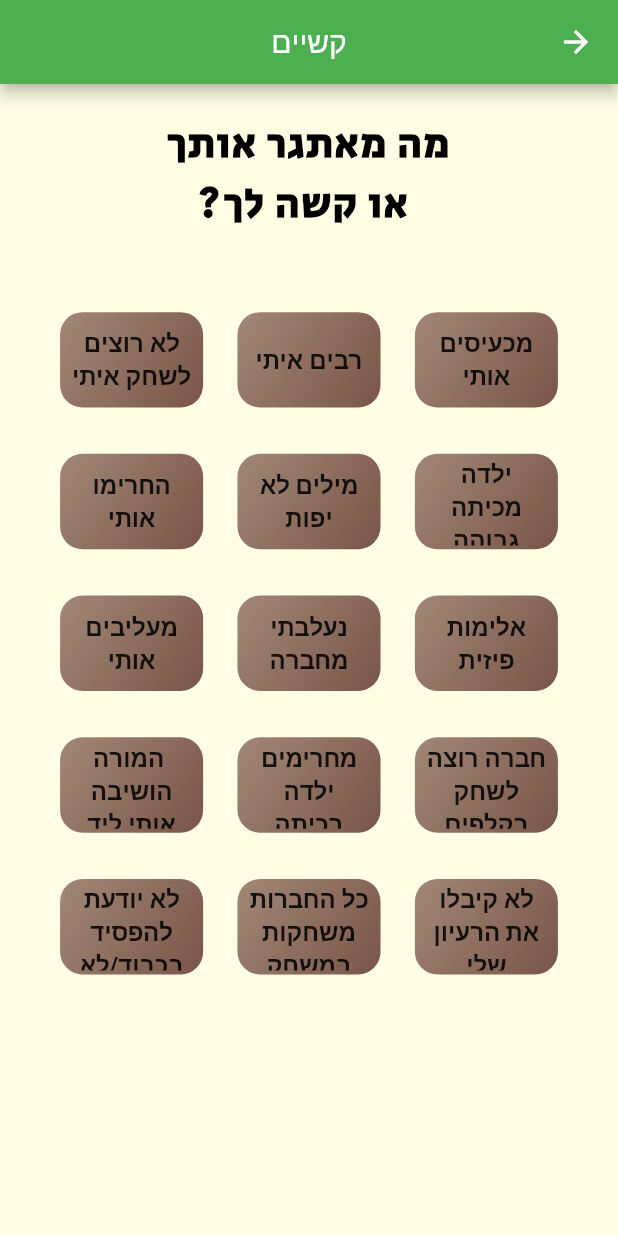
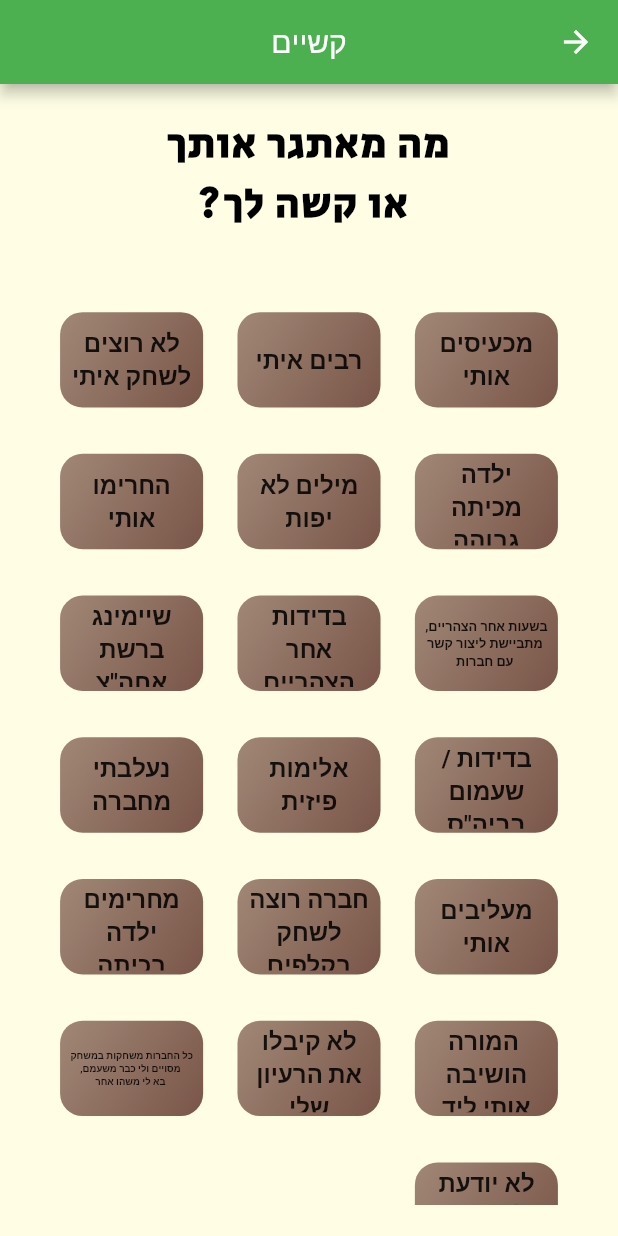
Before and after one commit to david-tipo/social_support, a Flutter app: the MainProblemsScreen screen opened by its route, on a phone screen of 412 x 824 dp. Run offline on Flutter 3.47's test engine with Material 2 defaults, Android fonts, the phone set to English and light mode, and no system bars; our stand-ins replace bordered_text, flutter_screenutil.

Commit message:
fixed long text on tips

```diff
--- a/lib/dummy_data.dart
+++ b/lib/dummy_data.dart
@@ -35,13 +35,24 @@ class DUMMY_DATA {
 
   }
 
-  // TODO: finish this method
+  /// Gets a String and returns the String with automatic
+  /// line increment \n when needed
   static String addLines(String text){
-    if (text.length < 40)
-      return text;
-    for (word in text) {
+
+    var sliptedStr = text.split(' ');
+    String newStr = "";
+    int currentRowCount = 0;
+
+    for (int i = 0; i < sliptedStr.length; i++){
+      currentRowCount += sliptedStr[i].length;
+      newStr += sliptedStr[i];
+      if (currentRowCount >= 15){
+        newStr += "\n";
+        currentRowCount = 0;
+      }
+      newStr += " ";
     }
-
+    return newStr.trim();
   }
 
 }
--- a/lib/providers/main_problems.dart
+++ b/lib/providers/main_problems.dart
@@ -44,6 +44,32 @@ class MainProblems with ChangeNotifier {
       MainTip(id: randomID.v4(), text: "לדבר ולשתף",),
     ],
     ),
+    MainProblem(id: randomID.v4(), text: "בשעות אחר הצהריים, מתביישת ליצור קשר עם חברות", tips: [
+      MainTip(id: randomID.v4(), text: "לחפש את החברה הכי עדינה בכיתה, שאת פחות מתביישת ליצור איתה קשר, ולשוחח איתה בטלפון",),
+      MainTip(id: randomID.v4(), text: "לחפש את החברה הכי עדינה בכיתה, שאת פחות מתביישת ליצור איתה קשר, ולהזמין אותה אלייך הביתה לשעה אחת בלבד",),
+      MainTip(id: randomID.v4(), text: "להצטרף לקבוצות נוער. לאט לאט תכירי חברות",),
+    ],
+    ),
+    MainProblem(id: randomID.v4(), text: "בדידות אחר הצהריים", tips: [
+      MainTip(id: randomID.v4(), text: "לברר מראש איזה משחקים אוהבים לשחק בכיתה ואז להזמין חברה בודדה אחרת ולשחק איתה במשחקים הללו",),
+      MainTip(id: randomID.v4(), text: "להזמין חברה או שתיים ולתכנן מראש את המפגש. לדוגמה – המפגש יהיה קצר! לא יותר משעה! משעה 5:00-5:30 משחקים במשחק/ים אהוב/ים. משעה 5:30-5:40 מכינים ביחד משקה/מאכל טעים ומתפנקים. משעה 5:40-6:00 משחקים משחק נוסף. אפשר גם לשלב במקום משחק – לאפות יחד/לבשל ביחד. בנים – לבנות משהו בנגרות.. חשוב שהמפגש יהיה מתוכנן מראש וכל הציוד יהיה מוכן",),
+      MainTip(id: randomID.v4(), text: "להשתתף בתנועת נוער. שם תכירי חברות רבות ותפיגי את הבדידות",),
+    ],
+    ),
+    MainProblem(id: randomID.v4(), text: "שיימינג ברשת אחה\"צ", tips: [
+      MainTip(id: randomID.v4(), text: "לשתף מורים/מורה/מחנך/מנהל/יועצת",),
+      MainTip(id: randomID.v4(), text: "להציע למורה לפתח בכיתה 'סיירת חברות' הסיירת תהיה שותפה לקבוצות הוואטסאפ הכיתתית ותהיה אחראית לסייע ביצירת קשרים חברתיים ובגישור",),
+      MainTip(id: randomID.v4(), text: "לצאת מהקבוצה!",),
+      MainTip(id: randomID.v4(), text: "4. תמיד תזכירי לעצמך שאת מהממת! יש לך תכונות נפלאות וכוחות מיוחדים ואף אחד לא יוריד לך את הביטחון!",),
+    ],
+    ),
+    MainProblem(id: randomID.v4(), text: "בדידות / שעמום בביה\"ס", tips: [
+      MainTip(id: randomID.v4(), text: "להכין דוכן משחקים שיתאים דווקא לשכבת הגיל שלך ולהפעיל אותו בהפסקות",),
+      MainTip(id: randomID.v4(), text: "להכין דוכן משחקים שיתאים לכיתות הנמוכות ולהפעיל את הבנות",),
+      MainTip(id: randomID.v4(), text: "להציע לחברות בודדות מהכיתה לסייע לך להפעיל את הדוכן. *אפשר שיהיה כרטיסיות לבנות שמשתתפות בדוכן וכל מי שמסיימת את הניקובים בכרטיס תקבל פרס.",),
+
+    ],
+    ),
     MainProblem(id: randomID.v4(), text: "אלימות פיזית", tips: [
       MainTip(id: randomID.v4(), text: "להתרחק מהמקום",),
       MainTip(id: randomID.v4(), text: "לשתף מבוגר",),
@@ -86,7 +112,7 @@ class MainProblems with ChangeNotifier {
     ],
     ),
     MainProblem(id: randomID.v4(), text: "כל החברות משחקות במשחק מסויים ולי כבר משעמם, בא לי משהו אחר", tips: [
-      MainTip(id: randomID.v4(), text: "לחפש חבירות שאני בדרך כלל לא מדברת איתן ולפתח שיחה או לשחק ביחד. כך זה גם מרחיב את מעגל החבירות",),
+      MainTip(id: randomID.v4(), text: "לחפש חברות שאני בדרך כלל לא מדברת איתן ולפתח שיחה או לשחק ביחד. כך זה גם מרחיב את מעגל החברות",),
     ],
     ),
     MainProblem(id: randomID.v4(), text: "לא יודעת להפסיד בכבוד/לא הוגנים", tips: [
--- a/lib/screens/main problems and tips/main_tips_screen.dart
+++ b/lib/screens/main problems and tips/main_tips_screen.dart
@@ -1,7 +1,7 @@
 import 'package:flutter/material.dart';
 import 'package:flutter_screenutil/flutter_screenutil.dart';
 import 'package:social_support/models/main_problem.dart';
-
+import 'package:social_support/dummy_data.dart';
 import '../../widgets/main_tip_item.dart';
 
 class MainTipsScreen extends StatelessWidget {
@@ -34,11 +34,12 @@ class MainTipsScreen extends StatelessWidget {
                 padding: EdgeInsets.symmetric(horizontal: 15.w, vertical: 15.h),
                 child: FittedBox(
                   child: Text(
-                    problem.text,
+                    DUMMY_DATA.addLines(problem.text),
                     style: Theme.of(context)
                         .textTheme
                         .headline2!
                         .copyWith(fontSize: 32.sp),
+                    textAlign: TextAlign.center,
                   ),
                 ),
               ),
--- a/lib/screens/users problems and tips/custom_tips_screen.dart
+++ b/lib/screens/users problems and tips/custom_tips_screen.dart
@@ -2,6 +2,8 @@ import 'package:flutter/material.dart';
 import 'package:flutter_screenutil/flutter_screenutil.dart';
 import 'package:social_support/models/main_problem.dart';
 import 'package:social_support/widgets/custom_tip_item.dart';
+
+import '../../dummy_data.dart';
 
 class CustomTipScreen extends StatelessWidget {
   static const String screenRoute = "/custom-tips-screen";
@@ -33,11 +35,12 @@ class CustomTipScreen extends StatelessWidget {
                 padding: EdgeInsets.symmetric(horizontal: 15.w, vertical: 15.h),
                 child: FittedBox(
                   child: Text(
-                    problem.text,
+                    DUMMY_DATA.addLines(problem.text),
                     style: Theme.of(context)
                         .textTheme
                         .headline2!
                         .copyWith(fontSize: 32.sp),
+                    textAlign: TextAlign.center,
                   ),
                 ),
               ),
--- a/lib/widgets/main_problem_item.dart
+++ b/lib/widgets/main_problem_item.dart
@@ -2,9 +2,12 @@ import 'package:flutter/material.dart';
 import 'package:flutter_screenutil/flutter_screenutil.dart';
 import 'package:social_support/models/main_problem.dart';
 
+import '../dummy_data.dart';
+
 class MainProblemItem extends StatelessWidget {
 
   final MainProblem problem;
+
   // gets screenRoute because it works both for MainProblem and
   // CustomProblem and each pushes different screen
   final String screenRoute;
@@ -20,7 +23,9 @@ class MainProblemItem extends StatelessWidget {
   Widget build(BuildContext context) {
     return InkWell(
       onTap: () => _tap(context),
-      splashColor: Theme.of(context).primaryColor,
+      splashColor: Theme
+          .of(context)
+          .primaryColor,
       radius: 15,
       child: Container(
           padding: EdgeInsets.symmetric(vertical: 2.h, horizontal: 6.w),
@@ -36,8 +41,21 @@ class MainProblemItem extends StatelessWidget {
             ),
             borderRadius: BorderRadius.circular(15),
           ),
-        child: Text(problem.text, style: TextStyle(fontSize: 14.sp, fontWeight: FontWeight.bold), textAlign: TextAlign.center,),
+          child: problemTextWidget(context),
       ),
     );
   }
+
+  Widget problemTextWidget(BuildContext context) {
+    if (problem.text.length < 45) {
+      return Text(problem.text,
+        style: TextStyle(fontSize: 14.sp, fontWeight: FontWeight.bold),
+        textAlign: TextAlign.center,);
     }
+    return FittedBox(
+      child: Text(DUMMY_DATA.addLines(problem.text),
+        style: TextStyle(fontSize: 14.sp, fontWeight: FontWeight.bold),
+        textAlign: TextAlign.center,),
+    );
+  }
+}
```
Lines whose indentation alone changed are shown as unchanged.
